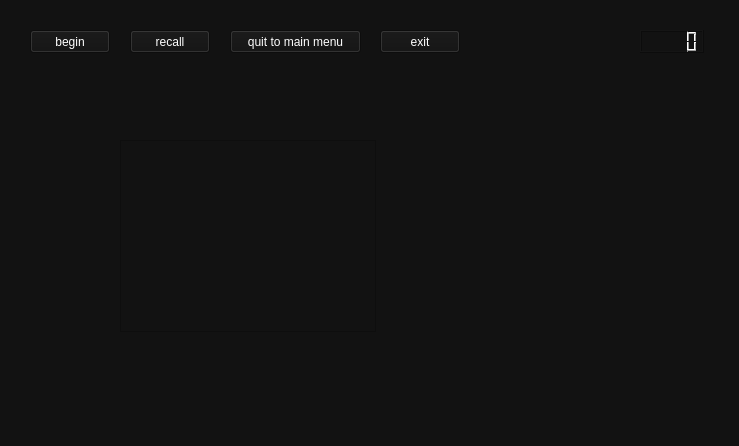
Qt form layout-main_window.ui (VivekThazhathattil/mnemopy) before a commit.
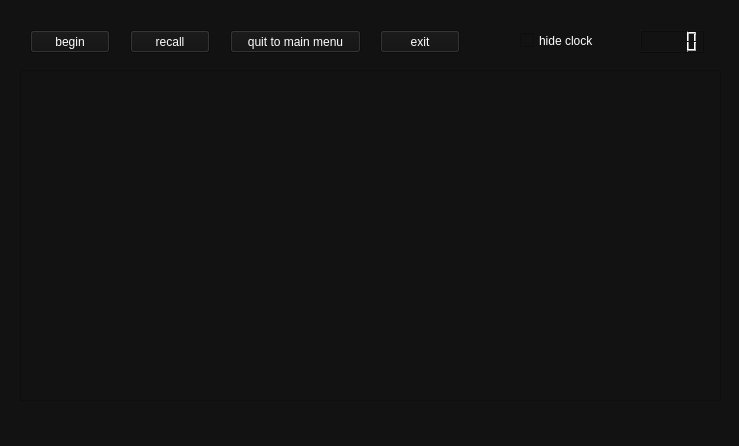
The same form after that commit. The open tabs and pages were chosen to show the change. Icons and pictures are not drawn.

```diff
--- a/layout-main_window.ui
+++ b/layout-main_window.ui
@@ -645,11 +645,34 @@
      <widget class="QTableView" name="tableView">
       <property name="geometry">
        <rect>
-        <x>120</x>
-        <y>160</y>
-        <width>256</width>
-        <height>192</height>
+        <x>20</x>
+        <y>90</y>
+        <width>701</width>
+        <height>331</height>
        </rect>
+      </property>
+      <property name="styleSheet">
+       <string notr="true">color: rgb(255, 255, 255);
+gridline-color: rgb(255, 255, 255);</string>
+      </property>
+      <property name="alternatingRowColors">
+       <bool>false</bool>
+      </property>
+     </widget>
+     <widget class="QCheckBox" name="hide_clock_checkbox_2">
+      <property name="geometry">
+       <rect>
+        <x>520</x>
+        <y>50</y>
+        <width>85</width>
+        <height>21</height>
+       </rect>
+      </property>
+      <property name="styleSheet">
+       <string notr="true">color: rgb(255, 255, 255);</string>
+      </property>
+      <property name="text">
+       <string>hide clock</string>
       </property>
      </widget>
     </widget>
```
